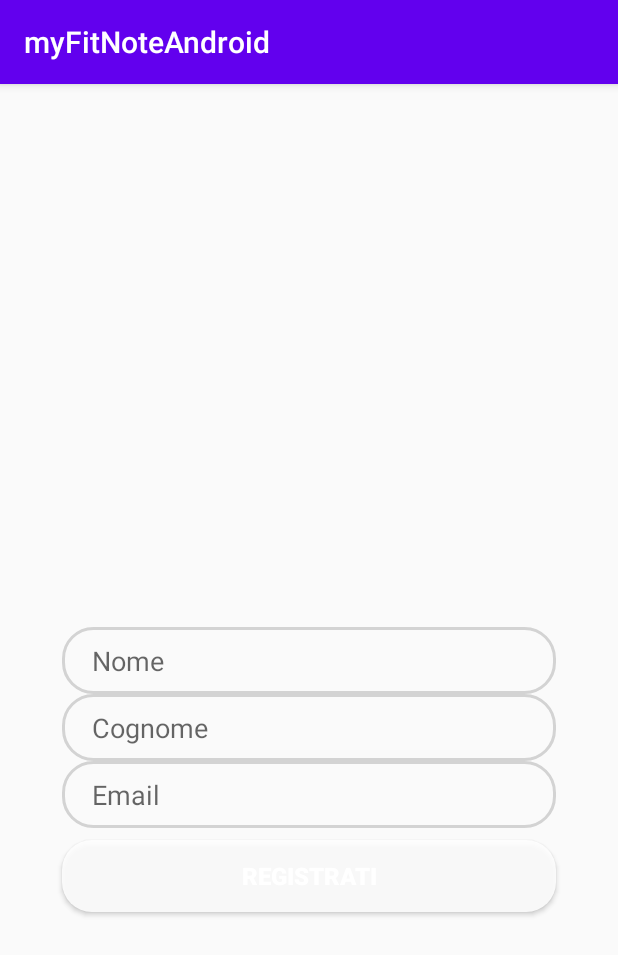
After one commit to simtape/myFitNoteAndroid, an Android app: the fragment RegistrazioneTabFragment shown on its own in the app's theme, on a phone screen of 412 x 824 dp. The commit adds this screen. Shown: the top 955 px of the screen. Run offline under Robolectric (Android 15) with nearby library versions, the phone set to English and light mode, and no system bars.

Commit message:
login e registrazione

```diff
--- a/app/src/main/AndroidManifest.xml
+++ b/app/src/main/AndroidManifest.xml
@@ -9,6 +9,7 @@
         android:roundIcon="@mipmap/ic_launcher_round"
         android:supportsRtl="true"
         android:theme="@style/AppTheme">
+        <activity android:name=".LoginActivity"></activity>
         <activity
             android:name=".MainActivity"
             android:label="@string/app_name"
--- a/app/src/main/java/com/example/myfitnoteandroid/MainActivity.java
+++ b/app/src/main/java/com/example/myfitnoteandroid/MainActivity.java
@@ -1,5 +1,6 @@
 package com.example.myfitnoteandroid;
 
+import android.content.Intent;
 import android.os.Bundle;
 import android.view.View;
 import android.view.Menu;
@@ -32,6 +33,8 @@ public class MainActivity extends AppCompatActivity {
             public void onClick(View view) {
                 Snackbar.make(view, "Replace with your own action", Snackbar.LENGTH_LONG)
                         .setAction("Action", null).show();
+
+
             }
         });
         DrawerLayout drawer = findViewById(R.id.drawer_layout);
@@ -60,4 +63,5 @@ public class MainActivity extends AppCompatActivity {
         return NavigationUI.navigateUp(navController, mAppBarConfiguration)
                 || super.onSupportNavigateUp();
     }
+
 }
--- /dev/null
+++ b/app/src/main/java/com/example/myfitnoteandroid/RegistrazioneTabFragment.java
@@ -0,0 +1,22 @@
+package com.example.myfitnoteandroid;
+
+import android.os.Bundle;
+import android.view.LayoutInflater;
+import android.view.View;
+import android.view.ViewGroup;
+
+import androidx.annotation.NonNull;
+import androidx.fragment.app.Fragment;
+
+import com.example.myfitnoteandroid.R;
+
+public class RegistrazioneTabFragment extends Fragment {
+
+    public View onCreateView(@NonNull LayoutInflater inflater,
+                             ViewGroup container, Bundle savedInstanceState) {
+        ViewGroup root = (ViewGroup) inflater.inflate(R.layout.registrazione_tab_fragment, container, false);
+        return root;
+    }
+
+
+}
--- /dev/null
+++ b/app/src/main/res/drawable/button_bg.xml
@@ -0,0 +1,8 @@
+<?xml version="1.0" encoding="utf-8"?>
+<shape xmlns:android="http://schemas.android.com/apk/res/android">
+
+    <corners android:radius="20dp"/>
+
+    <solid android:color="@color/material_on_primary_emphasis_high_type"></solid>
+
+</shape>
--- /dev/null
+++ b/app/src/main/res/drawable/edit_text_bg.xml
@@ -0,0 +1,9 @@
+<?xml version="1.0" encoding="utf-8"?>
+<shape xmlns:android="http://schemas.android.com/apk/res/android">
+
+    <corners android:radius="20dp" />
+
+    <stroke android:width="2dp"
+        android:color="#D3D3D3"/>
+
+</shape>
--- /dev/null
+++ b/app/src/main/res/layout/registrazione_tab_fragment.xml
@@ -0,0 +1,74 @@
+<?xml version="1.0" encoding="utf-8"?>
+<androidx.constraintlayout.widget.ConstraintLayout
+    xmlns:android="http://schemas.android.com/apk/res/android"
+    xmlns:app="http://schemas.android.com/apk/res-auto"
+    android:layout_width="match_parent"
+    android:layout_height="match_parent">
+
+    <EditText
+        android:id="@+id/nome"
+        android:layout_width="0dp"
+        android:layout_height="wrap_content"
+        android:background="@drawable/edit_text_bg"
+        android:hint="Nome"
+        android:paddingLeft="20dp"
+        android:paddingTop="10dp"
+        android:paddingBottom="10dp"
+        app:layout_constraintBottom_toBottomOf="parent"
+        app:layout_constraintEnd_toEndOf="parent"
+        app:layout_constraintHorizontal_bias=".5"
+        app:layout_constraintStart_toStartOf="parent"
+        app:layout_constraintTop_toTopOf="parent"
+        app:layout_constraintWidth_percent=".8" />
+
+
+    <EditText
+        android:id="@+id/cognome"
+        android:layout_width="0dp"
+        android:layout_height="wrap_content"
+        android:background="@drawable/edit_text_bg"
+        android:hint="Cognome"
+        android:paddingLeft="20dp"
+        android:paddingTop="10dp"
+        android:paddingBottom="10dp"
+        app:layout_constraintBottom_toBottomOf="parent"
+        app:layout_constraintEnd_toEndOf="parent"
+        app:layout_constraintHorizontal_bias=".5"
+        app:layout_constraintStart_toStartOf="parent"
+        app:layout_constraintTop_toBottomOf="@+id/nome"
+        app:layout_constraintVertical_bias="0"
+        app:layout_constraintWidth_percent=".8"
+        />
+
+
+    <EditText
+        android:id="@+id/email"
+        android:layout_width="0dp"
+        android:layout_height="wrap_content"
+        android:background="@drawable/edit_text_bg"
+        android:hint="Email"
+        android:paddingLeft="20dp"
+        android:paddingTop="10dp"
+        android:paddingBottom="10dp"
+        app:layout_constraintEnd_toEndOf="parent"
+        app:layout_constraintStart_toStartOf="parent"
+        app:layout_constraintTop_toBottomOf="@+id/cognome"
+        app:layout_constraintWidth_percent=".8" />
+
+    <Button
+        android:layout_width="0dp"
+        android:layout_height="wrap_content"
+        app:layout_constraintWidth_percent=".8"
+        app:layout_constraintVertical_bias=".7"
+        android:text="Registrati"
+        android:textSize="16sp"
+        android:textStyle="bold"
+        android:textColor="@color/cardview_light_background"
+        android:background="@drawable/button_bg"
+        app:layout_constraintBottom_toBottomOf="parent"
+        app:layout_constraintEnd_toEndOf="parent"
+        app:layout_constraintStart_toStartOf="parent"
+        app:layout_constraintTop_toTopOf="parent"/>
+
+
+</androidx.constraintlayout.widget.ConstraintLayout>
```
Also changed, not shown: app/src/main/java/com/example/myfitnoteandroid/LoginActivity.java (added, +41 -0 lines), app/src/main/java/com/example/myfitnoteandroid/LoginAdapter.java (added, +38 -0 lines), app/src/main/java/com/example/myfitnoteandroid/LoginTabFragment.java (added, +42 -0 lines), app/src/main/res/drawable-v24/gradient.xml (added, +11 -0 lines), app/src/main/res/drawable/vie_bg.xml (added, +10 -0 lines), app/src/main/res/layout/login_tab_fragment.xml (added, +60 -0 lines), app/src/main/res/drawable-v24/facebook_cover_photo_2.png (added), app/src/main/res/drawable-v24/logo.png (added), app/src/main/res/drawable-v24/logo_transparent.png (added).
